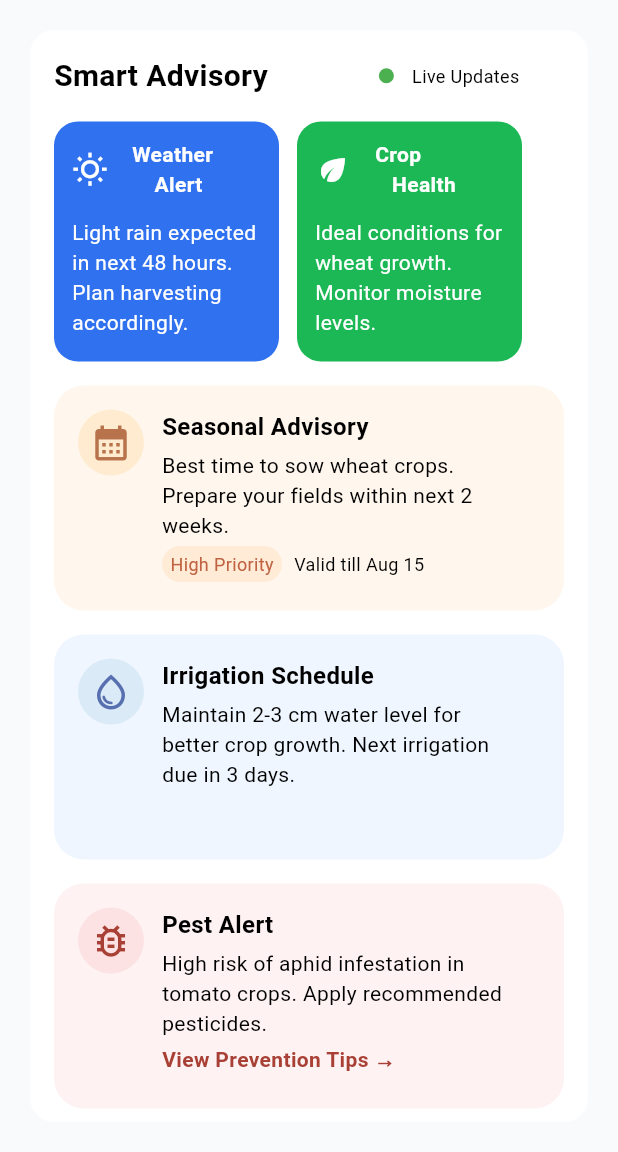
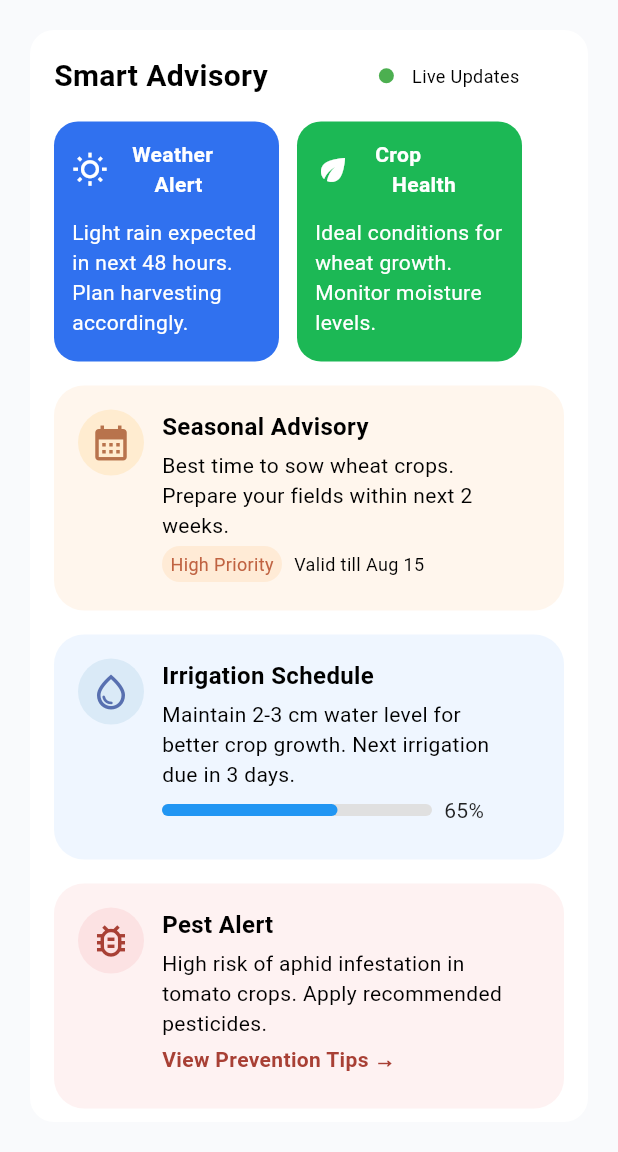
Before and after one commit to durgaprasad-4426/Flutter-projects, a Flutter app: the screen it shows after launch, on a phone screen of 412 x 824 dp, the part 84-1236 px from its top. Run offline on Flutter 3.47's test engine with Material 3 defaults, Android fonts, the phone set to English and light mode, and no system bars; our stand-ins replace device_preview.

Commit message:
changes in advise page

```diff
--- a/lib/advise.dart
+++ b/lib/advise.dart
@@ -155,7 +155,30 @@ class _AdvisePageState extends State<AdvisePage> {
                     Icons.water_drop_outlined,
                     'Irrigation Schedule',
                     'Maintain 2-3 cm water level for\nbetter crop growth. Next irrigation\ndue in 3 days.',
-                    Text(''),
+                    Row(
+                      spacing: 8,
+                      children: [
+                        SizedBox(
+                          width: 180,
+                          child: LinearProgressIndicator(
+                            value: 0.65,
+                            minHeight: 8,
+                            borderRadius: BorderRadius.circular(20),
+                            backgroundColor: Colors.grey.shade300,
+                            valueColor: AlwaysStoppedAnimation<Color>(
+                              Colors.blue,
+                            ),
+                          ),
+                        ),
+                        const Text(
+                          "65%",
+                          style: TextStyle(
+                            fontSize: 14,
+                            color: Colors.black87,
+                          ),
+                        ),
+                      ],
+                    ),
                   ),
                   conR(
                     Color(0xFFfef2f2),
```
